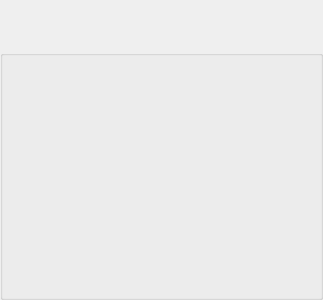
Above: nolimitgui/CommonSrc/Forms/ActivityMessageBox.ui from nolimitconnect/NoLimitConnect before the change. Below: the same form after it.
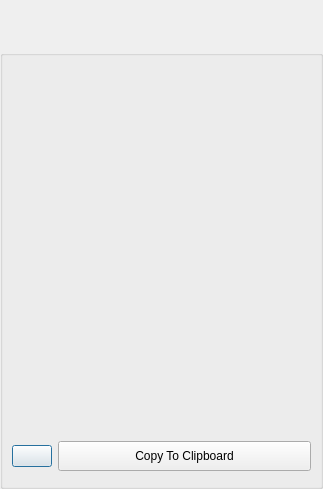
That is the form after the change. Custom widgets are drawn as their Qt base class.

Commit message: Add confirm member by exchanging announce packets so queued messages are sent. Add ability to inspect and/or delete user from database if is a debug build

What changed in the file:
```diff
--- a/nolimitgui/CommonSrc/Forms/ActivityMessageBox.ui
+++ b/nolimitgui/CommonSrc/Forms/ActivityMessageBox.ui
@@ -7,7 +7,7 @@
     <x>0</x>
     <y>0</y>
     <width>323</width>
-    <height>300</height>
+    <height>489</height>
    </rect>
   </property>
   <property name="sizePolicy">
@@ -81,21 +81,6 @@
       <string/>
      </property>
      <layout class="QVBoxLayout" name="verticalLayout">
-      <property name="spacing">
-       <number>5</number>
-      </property>
-      <property name="leftMargin">
-       <number>5</number>
-      </property>
-      <property name="topMargin">
-       <number>5</number>
-      </property>
-      <property name="rightMargin">
-       <number>5</number>
-      </property>
-      <property name="bottomMargin">
-       <number>5</number>
-      </property>
       <item>
        <widget class="QLabel" name="m_StatusLabel">
         <property name="text">
@@ -153,6 +138,42 @@
         </property>
        </spacer>
       </item>
+      <item>
+       <layout class="QHBoxLayout" name="horizontalLayout_2">
+        <item>
+         <widget class="VxPushButton" name="m_ClipboardIconButton">
+          <property name="text">
+           <string notr="true"/>
+          </property>
+         </widget>
+        </item>
+        <item>
+         <widget class="VxPushButton" name="m_ClipboardButton">
+          <property name="sizePolicy">
+           <sizepolicy hsizetype="Expanding" vsizetype="Fixed">
+            <horstretch>0</horstretch>
+            <verstretch>0</verstretch>
+           </sizepolicy>
+          </property>
+          <property name="minimumSize">
+           <size>
+            <width>0</width>
+            <height>30</height>
+           </size>
+          </property>
+          <property name="maximumSize">
+           <size>
+            <width>16777215</width>
+            <height>30</height>
+           </size>
+          </property>
+          <property name="text">
+           <string>Copy To Clipboard</string>
+          </property>
+         </widget>
+        </item>
+       </layout>
+      </item>
       <item>
        <widget class="AcceptCancelWidget" name="m_AcceptCancelWidget">
         <property name="sizePolicy">
@@ -212,6 +233,11 @@
    <header>AcceptCancelWidget.h</header>
    <container>1</container>
   </customwidget>
+  <customwidget>
+   <class>VxPushButton</class>
+   <extends>QPushButton</extends>
+   <header>VxPushButton.h</header>
+  </customwidget>
  </customwidgets>
  <resources/>
  <connections/>
```
The commit also changes 33 other files.
